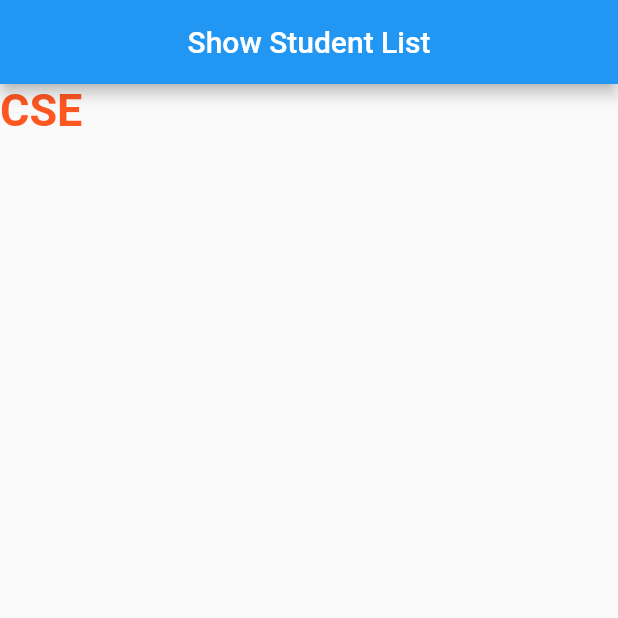
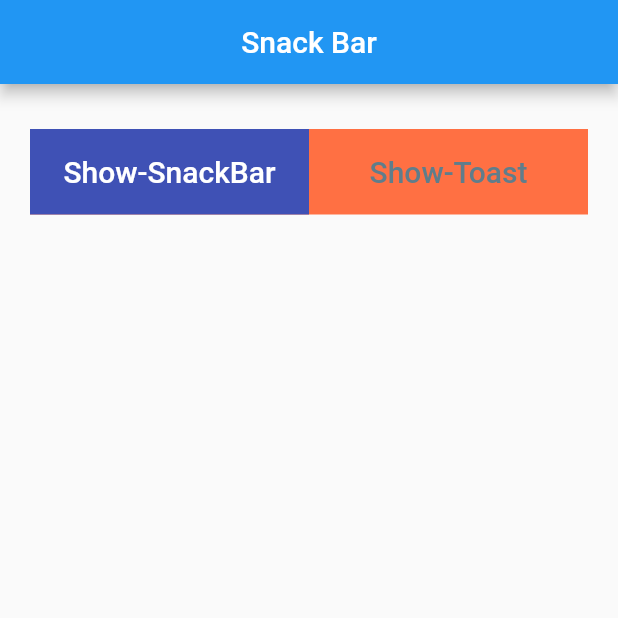
Before and after one commit to Tareq23/flutter-practice-code, a Flutter app: the screen it shows after launch, on a phone screen of 412 x 824 dp, the top half of it. Run offline on Flutter 3.47's test engine with Material 2 defaults, Android fonts, the phone set to English and light mode, and no system bars.

Commit message:
custom tabbar for demonstrate snack bar and toast widget

```diff
--- a/lib/list_view/list_view.dart
+++ b/lib/list_view/list_view.dart
@@ -1,23 +1,16 @@
+import 'package:demoapp/model/student.dart';
 import 'package:flutter/material.dart';
 
-
 class ShowStudentList extends StatelessWidget {
-
   int selected = 0;
-
-
-
+  PageController pageController = PageController();
+  final _list = Student.generateStudent();
   @override
   Widget build(BuildContext context) {
+    // var width =  MediaQuery.of(context).size.width;
     return MaterialApp(
       debugShowCheckedModeBanner: false,
-      home: _homeWidget(context),
-    );
-  }
-
-  Scaffold _homeWidget(BuildContext context)
-  {
-    return Scaffold(
+      home: Scaffold(
         appBar: AppBar(
           title: const Text('Show Student List'),
           centerTitle: true,
@@ -27,8 +20,16 @@ class ShowStudentList extends StatelessWidget {
             Row(
               children: [
                 Container(
-                child: GestureDetector(
-                  onTap: (){},
+                  height: 55,
+                  // width: MediaQuery.of(context).size.width,
+                  // width: width,
+                  decoration: BoxDecoration(color: Colors.blueAccent[400],),
+                  child: Row(
+                    children: [
+                      GestureDetector(
+                        onTap: () {
+
+                        },
                         child: Text(
                           'cse'.toUpperCase(),
                           style: TextStyle(
@@ -38,11 +39,56 @@ class ShowStudentList extends StatelessWidget {
                           ),
                         ),
                       ),
+                    ],
+                  ),
                 )
               ],
             )
           ],
         ),
+      ),
     );
   }
+
+  // Scaffold _homeWidget(BuildContext context) {
+  //   _width = MediaQuery.of(context).size.width;
+  //   return Scaffold(
+  //     appBar: AppBar(
+  //       title: const Text('Show Student List'),
+  //       centerTitle: true,
+  //     ),
+  //     body: Column(
+  //       children: [
+  //         Row(
+  //           children: [
+  //             Container(
+  //               height: 55,
+  //               width: MediaQuery.of(context).size.width,
+  //               decoration: BoxDecoration(
+  //                 color: Colors.blueAccent[400],
+  //               ),
+  //               child: Row(
+  //                 children: [
+  //                   GestureDetector(
+  //                     onTap: () {
+  //
+  //                     },
+  //                     child: Text(
+  //                       'cse'.toUpperCase(),
+  //                        style: TextStyle(
+  //                         fontSize: 30,
+  //                         fontWeight: FontWeight.w600,
+  //                         color: selected == 0 ? Colors.deepOrange : Colors.black38,
+  //                       ),
+  //                     ),
+  //                   ),
+  //                 ],
+  //               ),
+  //             )
+  //           ],
+  //         )
+  //       ],
+  //     ),
+  //   );
+  // }
 }
--- a/lib/main.dart
+++ b/lib/main.dart
@@ -2,6 +2,7 @@ import 'package:demoapp/ExpandWidget.dart';
 import 'package:demoapp/SwitchSliderTextFieldWidget.dart';
 import 'package:demoapp/customCard.dart';
 import 'package:demoapp/list_view/list_view.dart';
+import 'package:demoapp/snack_bar.dart';
 import 'package:flutter/material.dart';
 
 void main() {
@@ -9,7 +10,8 @@ void main() {
   // runApp(ExpandWidget());
   // runApp(SwitchSliderTextFieldWidget());
   // runApp(CustomVCard());
-  runApp(ShowStudentList());
+  // runApp(ShowStudentList());
+  runApp(SnackBarWidget());
 }
 
 class FlutterButton extends StatelessWidget {
--- /dev/null
+++ b/lib/snack_bar.dart
@@ -0,0 +1,110 @@
+import 'package:flutter/material.dart';
+
+class SnackBarWidget extends StatelessWidget {
+  const SnackBarWidget({Key? key}) : super(key: key);
+
+  @override
+  Widget build(BuildContext context) {
+    return MaterialApp(
+      debugShowCheckedModeBanner: false,
+      home: HomePage(),
+    );
+  }
+}
+
+class HomePage extends StatefulWidget {
+  const HomePage({Key? key}) : super(key: key);
+
+  @override
+  _HomePageState createState() => _HomePageState();
+}
+
+class _HomePageState extends State<HomePage> {
+  // final _textColorWhite = Colors.white;
+
+  final GlobalKey<ScaffoldState> _scaffoldState = GlobalKey<ScaffoldState>();
+
+  PageController pageController = PageController();
+  var selected = 0;
+  final _textColorGrey = Colors.grey;
+  final tablist = ['Show-SnackBar','Show-Toast'];
+
+  @override
+  Widget build(BuildContext context) {
+    var _width =  MediaQuery.of(context).size.width;
+    var toast_or_snackbar = 'snackbar';
+    return Scaffold(
+      appBar: AppBar(
+        title: const Text('Snack Bar'),
+        centerTitle: true,
+      ),
+      body: Column(
+        children: [
+          Container(
+            width: MediaQuery.of(context).size.width,
+            height: 57,
+            margin: const EdgeInsets.only(left: 20,right: 20, top: 30),
+            color: Colors.deepOrange[400],
+            child:  ListView.separated(
+                // controller: pageController,
+                scrollDirection: Axis.horizontal,
+                itemBuilder: (context,index){
+                  return GestureDetector(
+                    onTap: (){
+                      setState(() {
+                        selected = index;
+                      });
+
+                    },
+                    child: Container(
+                      height: double.infinity,
+                      width: (_width-40)/2,
+                      alignment: Alignment.center,
+                      decoration: BoxDecoration(
+                        color: selected == index ? Colors.indigo : null,
+                      ),
+                      child: Text(
+                        tablist[index],
+                        style: TextStyle(
+                          fontWeight: FontWeight.w500,
+                          fontSize: 20,
+                          color: selected == index ? Colors.white : Colors.blueGrey,
+                        ),
+                      ),
+                    ),
+                  );
+                },
+                separatorBuilder: (context,index) {
+                  return SizedBox();
+                },
+                itemCount: tablist.length
+            ),
+          ),
+          const SizedBox(height: 40,),
+
+          // selected == 0 ? Container(
+          //   child: OutlinedButton(
+          //     onPressed: (){
+          //
+          //     },
+          //     child: Text('Click for snack'),
+          //   ),
+          // )
+
+
+
+        ],
+      ),
+    );
+  }
+  _showSnack(){
+    var _mySnackBar = SnackBar(content: Text("Hey, This is Snack bar"));
+        _scaffoldState.currentState!.showSnackBar(_mySnackBar);
+    // if(selected == 0)
+    //   {
+    //     var _mySnackBar = SnackBar(content: Text("Hey, This is Snack bar"));
+    //     _scaffoldState.currentState!.showSnackBar(_mySnackBar);
+    //   }
+    // else null;
+  }
+}
```
Lines whose indentation alone changed are shown as unchanged.
